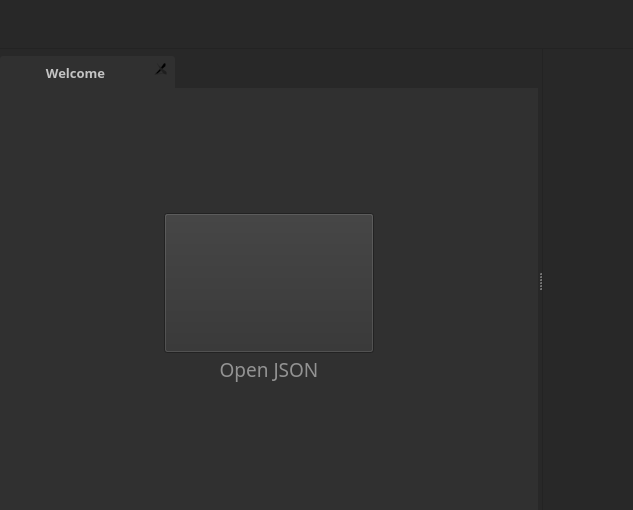
The window that ui/mainwindow.ui (joenano/rapidview) describes before a commit, drawn with Qt 5.
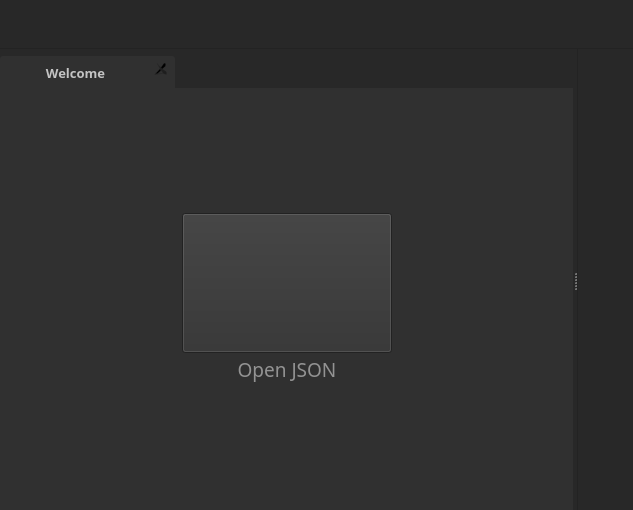
The same window after the commit. Icons and pictures are not drawn.

The edit to the form file:
```diff
--- a/ui/mainwindow.ui
+++ b/ui/mainwindow.ui
@@ -30,6 +30,58 @@
 
 QFrame#fr_info {
 	border-left: 1px solid #232323;
+}
+
+QScrollBar:vertical {
+    border: none;
+	border-radius: 4px;
+	background: #282828;
+    width: 11px;    
+	margin: 0px 0px 0px 0px;
+}
+
+QScrollBar::handle:vertical {         
+	min-height: 21px;
+	border-radius: 4px;
+	background: #535353;
+}
+
+QScrollBar::add-line:vertical {       
+	height: 0px;
+    subcontrol-position: bottom;
+    subcontrol-origin: margin;
+}
+
+QScrollBar::sub-line:vertical {
+	height: 0 px;
+    subcontrol-position: top;
+	subcontrol-origin: margin;
+}
+
+QScrollBar:horizontal {
+    border: none;
+	border-radius: 4px;
+	background: #282828;
+    height: 11px;    
+	margin: 0px 0px 0px 0px;
+}
+
+QScrollBar::handle:horizontal {         
+	min-width: 0px;
+	border-radius: 4px;
+	background-color: #535353;
+}
+
+QScrollBar::add-line:horizontal {       
+	width: 0px;
+    subcontrol-position: bottom;
+    subcontrol-origin: margin;
+}
+
+QScrollBar::sub-line:horizontal {
+	width: 0 px;
+    subcontrol-position: top;
+	subcontrol-origin: margin;
 }</string>
    </property>
    <layout class="QVBoxLayout" name="verticalLayout">
@@ -62,6 +114,11 @@
         <height>49</height>
        </size>
       </property>
+      <property name="font">
+       <font>
+        <stylestrategy>PreferAntialias</stylestrategy>
+       </font>
+      </property>
       <property name="styleSheet">
        <string notr="true">QPushButton {
 	padding: 3px;
@@ -113,13 +170,13 @@
          <property name="minimumSize">
           <size>
            <width>0</width>
-           <height>35</height>
+           <height>34</height>
           </size>
          </property>
          <property name="maximumSize">
           <size>
            <width>16777215</width>
-           <height>35</height>
+           <height>34</height>
           </size>
          </property>
          <property name="cursor">
@@ -245,11 +302,17 @@
         <number>0</number>
        </property>
        <item>
-        <widget class="QSplitter" name="splitter">
+        <widget class="QSplitter" name="splitter_main">
          <property name="orientation">
           <enum>Qt::Horizontal</enum>
          </property>
          <widget class="QTabWidget" name="tabs_main">
+          <property name="minimumSize">
+           <size>
+            <width>0</width>
+            <height>0</height>
+           </size>
+          </property>
           <property name="font">
            <font>
             <family>Varela Round</family>
@@ -313,9 +376,9 @@
            <bool>true</bool>
           </property>
           <property name="movable">
-           <bool>true</bool>
+           <bool>false</bool>
           </property>
-          <widget class="QWidget" name="tab_open">
+          <widget class="QWidget" name="tab_welcome">
            <attribute name="title">
             <string>Welcome</string>
            </attribute>
@@ -482,12 +545,59 @@
           </widget>
          </widget>
          <widget class="QFrame" name="fr_info">
+          <property name="enabled">
+           <bool>true</bool>
+          </property>
+          <property name="sizePolicy">
+           <sizepolicy hsizetype="Preferred" vsizetype="Preferred">
+            <horstretch>0</horstretch>
+            <verstretch>0</verstretch>
+           </sizepolicy>
+          </property>
+          <property name="minimumSize">
+           <size>
+            <width>56</width>
+            <height>0</height>
+           </size>
+          </property>
+          <property name="font">
+           <font>
+            <stylestrategy>PreferAntialias</stylestrategy>
+           </font>
+          </property>
           <property name="frameShape">
            <enum>QFrame::StyledPanel</enum>
           </property>
           <property name="frameShadow">
            <enum>QFrame::Raised</enum>
           </property>
+          <layout class="QVBoxLayout" name="verticalLayout_4">
+           <property name="spacing">
+            <number>0</number>
+           </property>
+           <property name="leftMargin">
+            <number>0</number>
+           </property>
+           <property name="topMargin">
+            <number>0</number>
+           </property>
+           <property name="rightMargin">
+            <number>0</number>
+           </property>
+           <property name="bottomMargin">
+            <number>0</number>
+           </property>
+           <item>
+            <widget class="QFrame" name="fr_info_main">
+             <property name="frameShape">
+              <enum>QFrame::StyledPanel</enum>
+             </property>
+             <property name="frameShadow">
+              <enum>QFrame::Raised</enum>
+             </property>
+            </widget>
+           </item>
+          </layout>
          </widget>
         </widget>
        </item>
```
